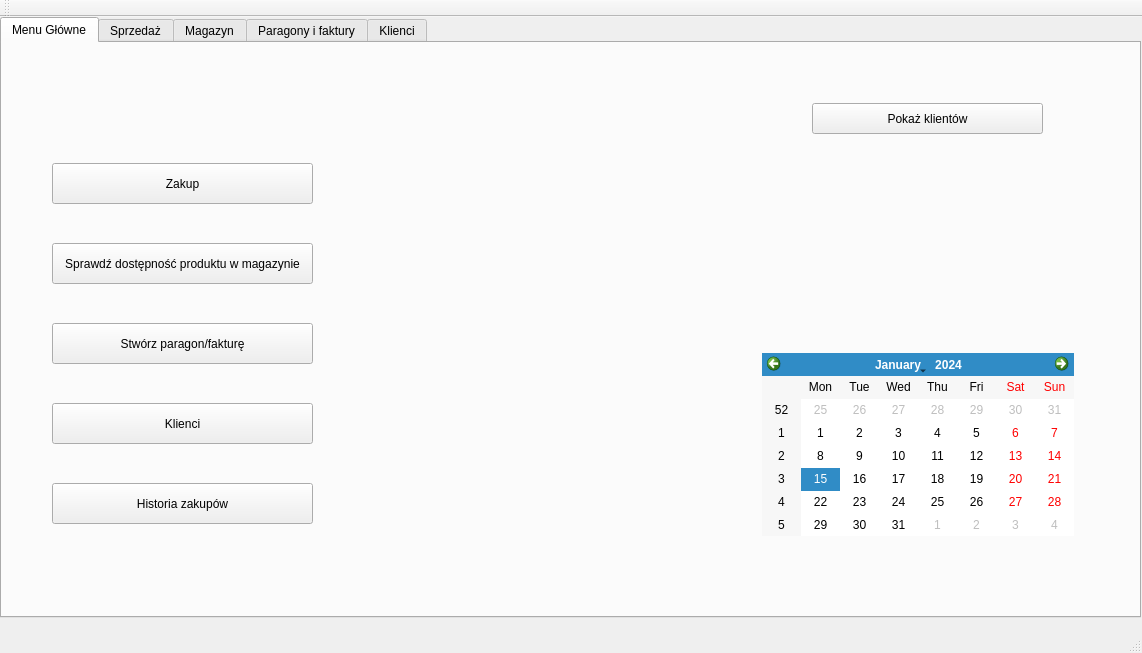
Before: the Qt Designer form mainwindow.ui in SzymiJimi/TeamProject, drawn with Qt 5.
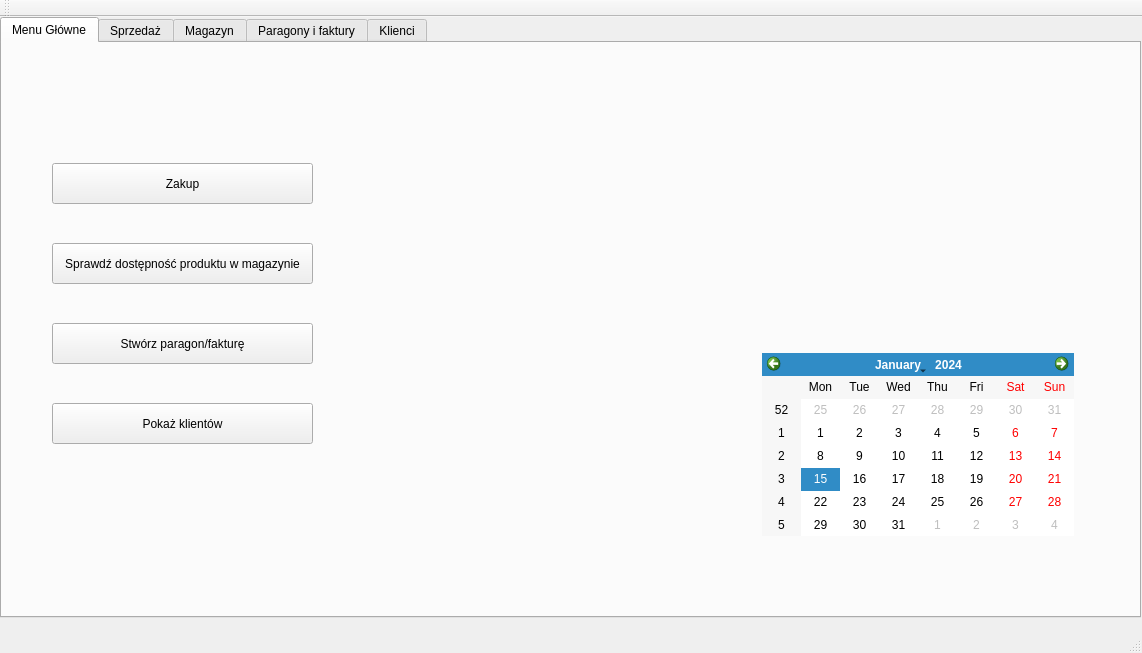
After: the same form once the commit is applied. The open tabs and pages were chosen to show the change.

Patch:
```diff
--- a/mainwindow.ui
+++ b/mainwindow.ui
@@ -93,32 +93,6 @@
        <string>Stwórz paragon/fakturę</string>
       </property>
      </widget>
-     <widget class="QPushButton" name="pushButton_4">
-      <property name="geometry">
-       <rect>
-        <x>50</x>
-        <y>360</y>
-        <width>261</width>
-        <height>41</height>
-       </rect>
-      </property>
-      <property name="text">
-       <string>Klienci</string>
-      </property>
-     </widget>
-     <widget class="QPushButton" name="pushButton_5">
-      <property name="geometry">
-       <rect>
-        <x>50</x>
-        <y>440</y>
-        <width>261</width>
-        <height>41</height>
-       </rect>
-      </property>
-      <property name="text">
-       <string>Historia zakupów</string>
-      </property>
-     </widget>
      <widget class="QCalendarWidget" name="calendarWidget">
       <property name="geometry">
        <rect>
@@ -132,10 +106,10 @@
      <widget class="QPushButton" name="showClientsButton">
       <property name="geometry">
        <rect>
-        <x>810</x>
-        <y>60</y>
-        <width>231</width>
-        <height>31</height>
+        <x>50</x>
+        <y>360</y>
+        <width>261</width>
+        <height>41</height>
        </rect>
       </property>
       <property name="text">
```
Left out of the diff: 45 changed lines with no effect on the pictures.
